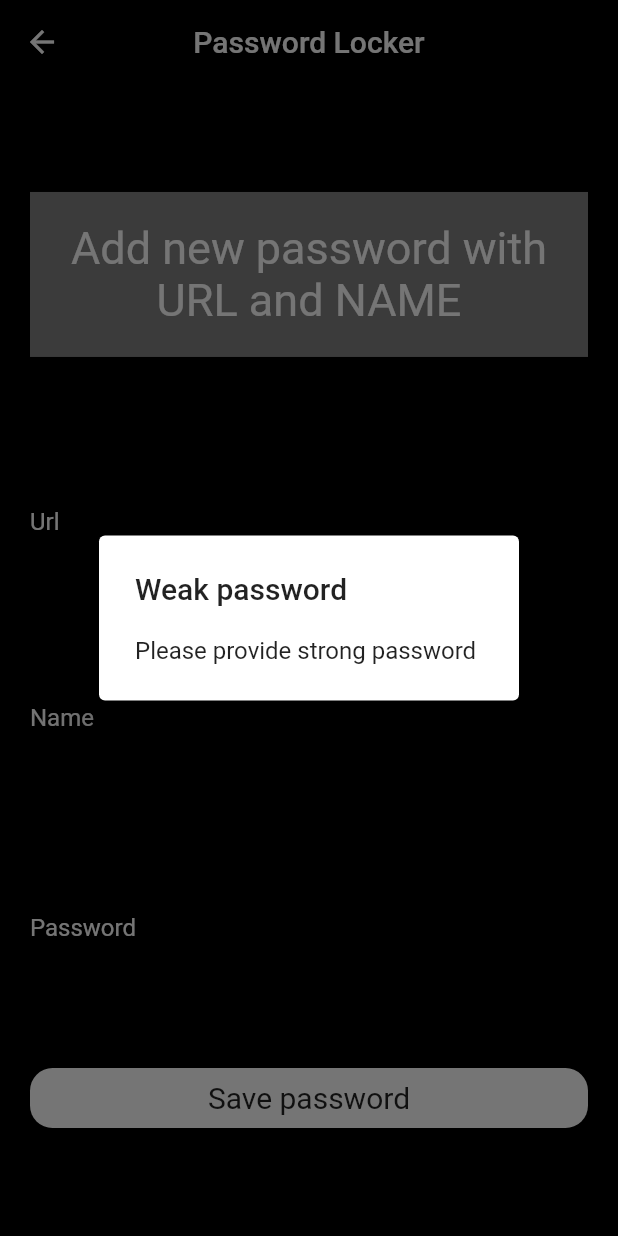
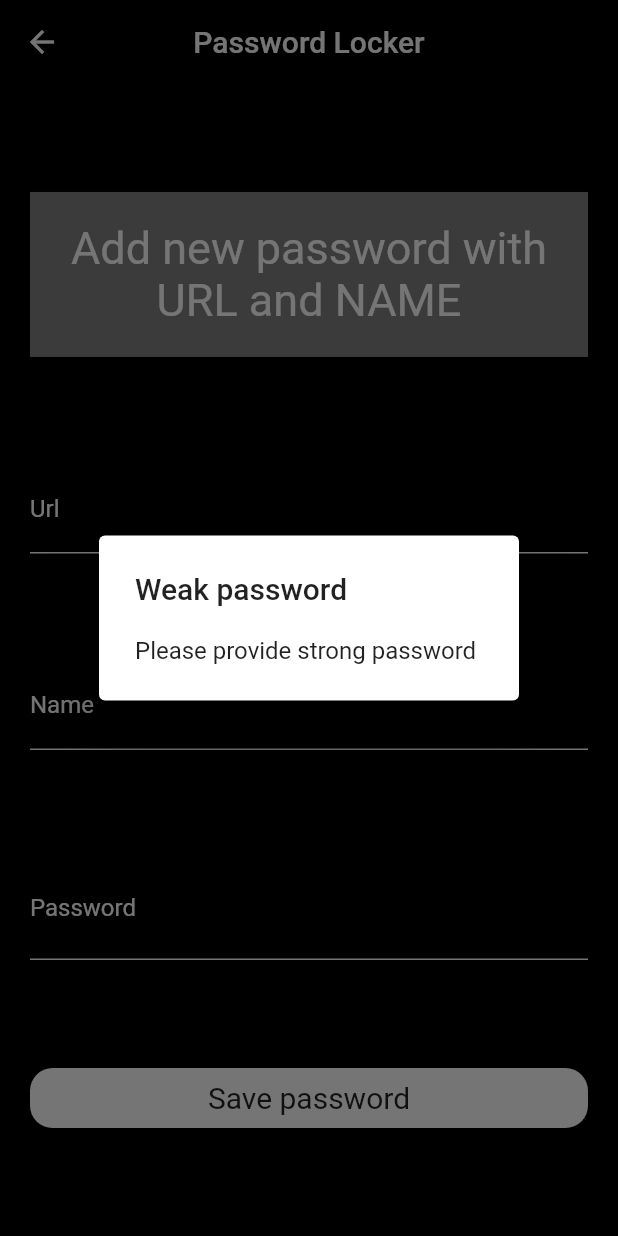
Before and after one commit to O-masny/bindworks_exmpl, a Flutter app: the AddForm screen opened by its route, after a tap on "Save password", on a phone screen of 412 x 824 dp. Run offline on Flutter 3.47's test engine with Material 2 defaults, Android fonts, the phone set to English and light mode, and no system bars; our stand-ins replace flutter_secure_storage, hive, hive_flutter; accounts and stored records are empty.

Commit message:
ui_paging

```diff
--- a/lib/components/add_form.dart
+++ b/lib/components/add_form.dart
@@ -1,6 +1,7 @@
+import 'package:bindworks_exmpl/components/submit_button.dart';
 import 'package:flutter/material.dart';
 import 'package:hive_flutter/hive_flutter.dart';
-
+import 'package:bindworks_exmpl/services/modal_dialog.dart';
 import 'login_field.dart';
 
 class AddForm extends StatefulWidget {
@@ -105,42 +106,9 @@ class _AddFormState extends State<AddForm> {
     final url = urlController.text;
 
     if (!regex.hasMatch(password)) {
-      showDialog<String>(
-        context: context,
-        builder: (BuildContext context) => const AlertDialog(
-          backgroundColor: Colors.white,
-          title: Text('Weak password'),
-          content: Text('Please provide strong password'),
-        ),
-      );
+      ModalDialog.showAlert(context, AlertType.WEAK);
     } else {
-
       Navigator.pushNamed(context, '/homepage');
     }
   }
 }
-
-class SubmitButton extends StatelessWidget {
-  const SubmitButton({this.title = '', this.callback, Key? key})
-      : super(key: key);
-  final String? title;
-  final VoidCallback? callback;
-
-  @override
-  Widget build(BuildContext context) {
-    return InkWell(
-      onTap: callback ?? () {},
-      child: Container(
-        height: 40,
-        width: double.infinity,
-        decoration: BoxDecoration(
-            borderRadius: BorderRadius.circular(15), color: Colors.white),
-        alignment: Alignment.center,
-        child: Text(
-          title ?? 'Add password',
-          style: const TextStyle(fontSize: 20),
-        ),
-      ),
-    );
-  }
-}
--- a/lib/components/login_field.dart
+++ b/lib/components/login_field.dart
@@ -14,6 +14,12 @@ class LoginField extends StatelessWidget {
     return TextField(
       style: const TextStyle(color: Colors.white),
       decoration: InputDecoration(
+        enabledBorder: const UnderlineInputBorder(
+          borderSide: BorderSide(color: Colors.white),
+        ),
+        focusedBorder: const UnderlineInputBorder(
+          borderSide: BorderSide(color: Colors.white),
+        ),
         suffix: callback != null
             ? GestureDetector(
                 onTap: callback ?? () {},
@@ -28,7 +34,6 @@ class LoginField extends StatelessWidget {
           style: const TextStyle(color: Colors.white),
         ),
         hintText: label ?? 'Password',
-        alignLabelWithHint: true,
         hintStyle: const TextStyle(color: Colors.white),
       ),
       obscureText: isObscure ?? false,
--- a/lib/components/submit_button.dart
+++ b/lib/components/submit_button.dart
@@ -0,0 +1,26 @@
+import 'package:flutter/material.dart';
+
+class SubmitButton extends StatelessWidget {
+  const SubmitButton({this.title = '', this.callback, Key? key})
+      : super(key: key);
+  final String? title;
+  final VoidCallback? callback;
+
+  @override
+  Widget build(BuildContext context) {
+    return InkWell(
+      onTap: callback ?? () {},
+      child: Container(
+        height: 40,
+        width: double.infinity,
+        decoration: BoxDecoration(
+            borderRadius: BorderRadius.circular(15), color: Colors.white),
+        alignment: Alignment.center,
+        child: Text(
+          title ?? 'Add password',
+          style: const TextStyle(fontSize: 20),
+        ),
+      ),
+    );
+  }
+}
--- a/lib/main.dart
+++ b/lib/main.dart
@@ -32,7 +32,7 @@ class MyApp extends StatelessWidget {
       title: 'Password Keeper',
       routes: {
         '/detail': (context) => const DetailPage(),
-        '/home': (context) => const LoginPage(),
+        '/loginPage': (context) => const LoginPage(),
         '/homepage': (context) => HomePage(item),
         '/addForm': (context) => const AddForm(),
       },
--- /dev/null
+++ b/lib/services/modal_dialog.dart
@@ -0,0 +1,23 @@
+import 'package:flutter/material.dart';
+
+enum AlertType { WEAK, WRONG }
+
+String title(AlertType type) =>
+    type == AlertType.WEAK ? 'Weak password' : 'Wrong Password';
+
+String content(AlertType type) => type == AlertType.WEAK
+    ? 'Please provide strong password'
+    : 'Please provide correct password';
+
+class ModalDialog {
+  static void showAlert(BuildContext ctx, AlertType type) {
+    showDialog<String>(
+      context: ctx,
+      builder: (BuildContext context) => AlertDialog(
+        backgroundColor: Colors.white,
+        title: Text(title(type)),
+        content: Text(content(type)),
+      ),
+    );
+  }
+}
```
Also changed, not shown: lib/components/login_content.dart (+43 -28 lines), lib/components/login_page.dart (+3 -9 lines), lib/models/arguments/login_args.dart (added, +7 -0 lines).
